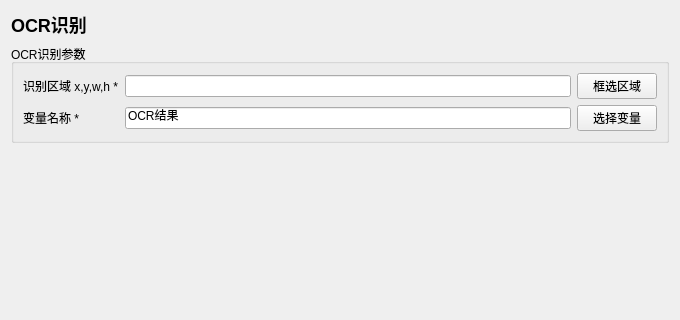
714248411/AnClicker, file instructions/获取变量/OCR识别/OCR识别.ui: the form before one commit; both pictures show x 0 to 680 and y 0 to 320 of the 680 by 700 pixel window.
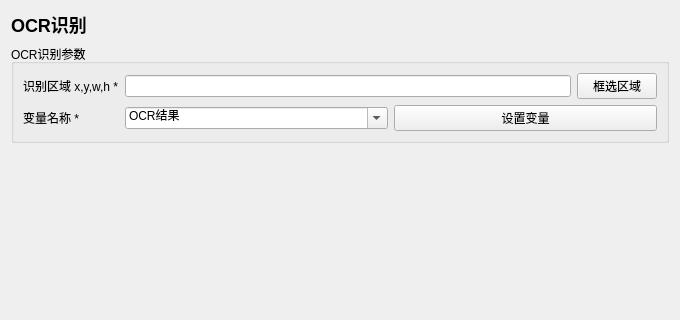
The form after the commit.

Patch:
```diff
--- a/instructions/获取变量/OCR识别/OCR识别.ui
+++ b/instructions/获取变量/OCR识别/OCR识别.ui
@@ -4,7 +4,7 @@
 <layout class="QVBoxLayout" name="rootLayout">
 <item><widget class="QLabel" name="titleLabel"><property name="text"><string>OCR识别</string></property><property name="styleSheet"><string>font-size: 18px; font-weight: 600;</string></property></widget></item>
 <item><widget class="QGroupBox" name="parameterGroupBox"><property name="title"><string>OCR识别参数</string></property><layout class="QFormLayout" name="parameterFormLayout"><item row="0" column="0"><widget class="QLabel" name="parameterLabel_0"><property name="text"><string>识别区域 x,y,w,h *</string></property></widget></item><item row="0" column="1"><widget class="QWidget" name="parameterContainer_0" native="true"><layout class="QHBoxLayout" name="parameterLayout_0"><property name="leftMargin"><number>0</number></property><property name="topMargin"><number>0</number></property><property name="rightMargin"><number>0</number></property><property name="bottomMargin"><number>0</number></property><item><widget class="QLineEdit" name="parameter_0"><property name="text"><string></string></property></widget></item><item><widget class="QPushButton" name="auxiliary_0"><property name="text"><string>框选区域</string></property></widget></item></layout></widget></item>
-<item row="1" column="0"><widget class="QLabel" name="parameterLabel_1"><property name="text"><string>变量名称 *</string></property></widget></item><item row="1" column="1"><widget class="QWidget" name="parameterContainer_1" native="true"><layout class="QHBoxLayout" name="parameterLayout_1"><property name="leftMargin"><number>0</number></property><property name="topMargin"><number>0</number></property><property name="rightMargin"><number>0</number></property><property name="bottomMargin"><number>0</number></property><item><widget class="QLineEdit" name="parameter_1"><property name="text"><string>OCR结果</string></property></widget></item><item><widget class="QPushButton" name="auxiliary_1"><property name="text"><string>选择变量</string></property></widget></item></layout></widget></item></layout></widget></item>
+<item row="1" column="0"><widget class="QLabel" name="parameterLabel_1"><property name="text"><string>变量名称 *</string></property></widget></item><item row="1" column="1"><widget class="QWidget" name="parameterContainer_1" native="true"><layout class="QHBoxLayout" name="parameterLayout_1"><property name="leftMargin"><number>0</number></property><property name="topMargin"><number>0</number></property><property name="rightMargin"><number>0</number></property><property name="bottomMargin"><number>0</number></property><item><widget class="QComboBox" name="parameter_1"><property name="editable"><bool>true</bool></property><item><property name="text"><string>OCR结果</string></property></item></widget></item><item><widget class="QPushButton" name="auxiliary_1"><property name="text"><string>设置变量</string></property></widget></item></layout></widget></item></layout></widget></item>
 <item><spacer name="verticalSpacer"><property name="orientation"><enum>Qt::Vertical</enum></property><property name="sizeHint" stdset="0"><size><width>20</width><height>20</height></size></property></spacer></item>
 <item><widget class="QGroupBox" name="commonGroupBox"><property name="title"><string>通用参数</string></property><layout class="QFormLayout" name="commonFormLayout">
 <item row="0" column="0"><widget class="QLabel" name="repeatLabel"><property name="text"><string>重复次数</string></property></widget></item><item row="0" column="1"><widget class="QSpinBox" name="repeatSpinBox"><property name="minimum"><number>1</number></property><property name="maximum"><number>999999</number></property><property name="value"><number>1</number></property></widget></item>
```
